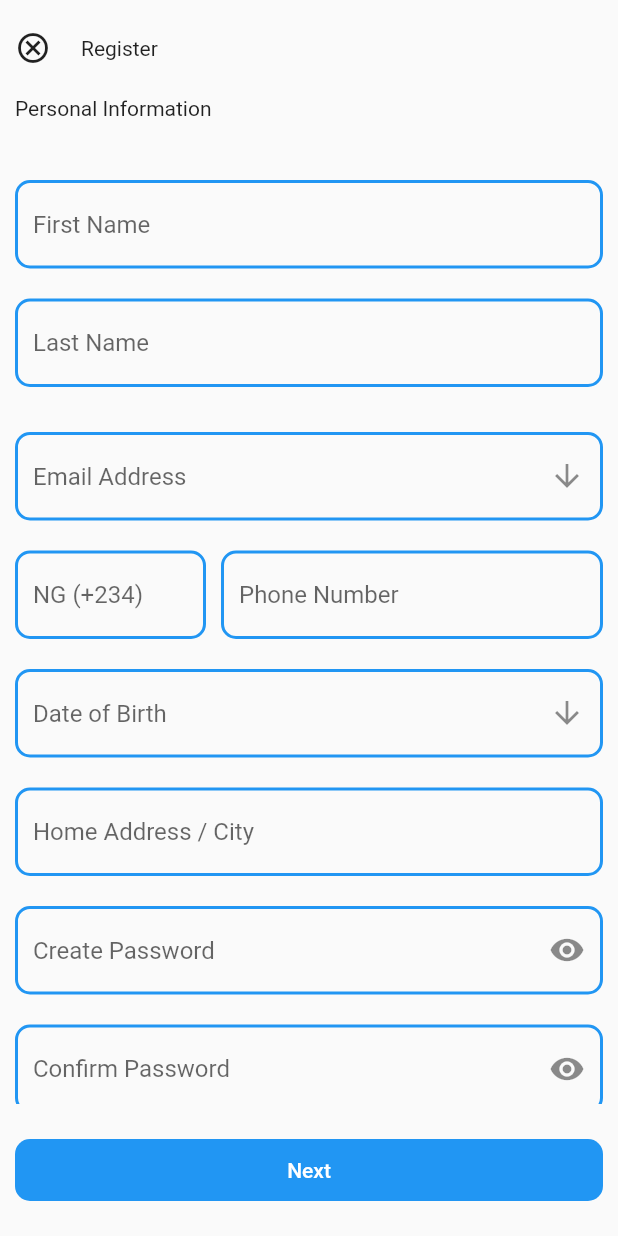
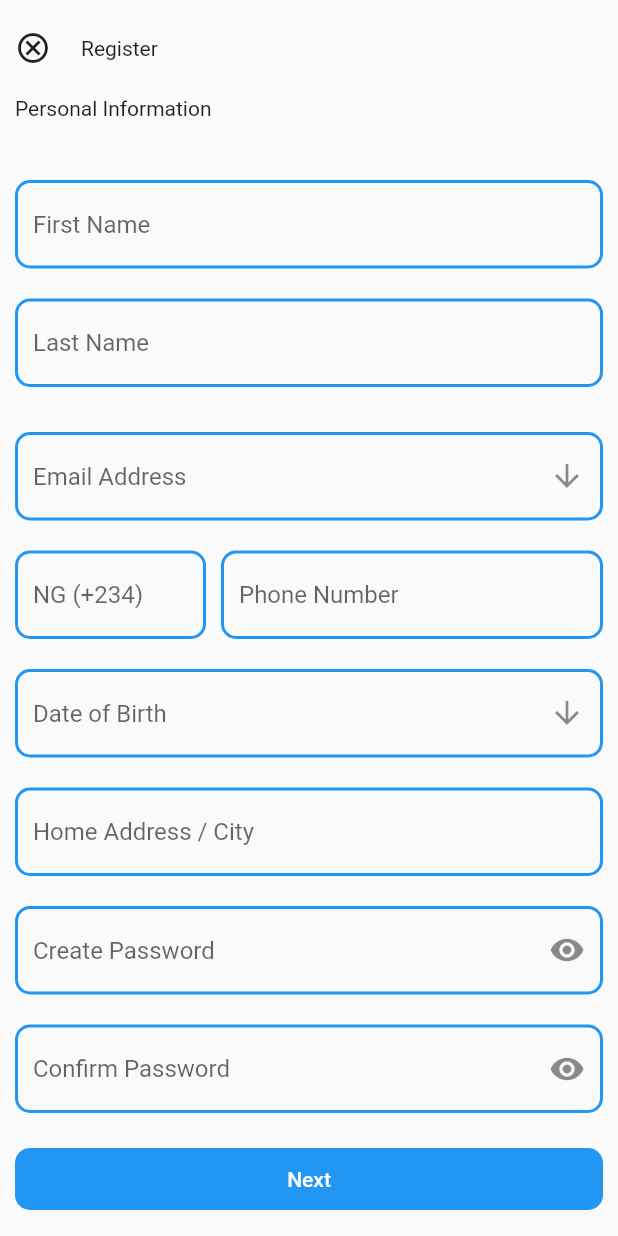
Before and after one commit to ernestkoko/rimotechtest, a Flutter app: the NewDriverModulePage screen opened by its route, on a phone screen of 412 x 824 dp. Run offline on Flutter 3.47's test engine with Material 2 defaults, Android fonts, the phone set to English and light mode, and no system bars; our stand-ins replace get, google_maps_flutter.

Commit message:
Did refactoring

```diff
--- a/lib/common/custom_widgets.dart
+++ b/lib/common/custom_widgets.dart
@@ -69,7 +69,8 @@ Widget customRow(ValueChanged<String>? onChange) {
 }
 
 Widget customCancelButton({GestureTapCallback? onTap, String? title}){
-  return  GestureDetector(
+  return  Expanded(
+    child: GestureDetector(
         onTap:onTap ?? () => Get.back(),
         child: Row(
           mainAxisAlignment: MainAxisAlignment.start,
@@ -80,5 +81,6 @@ Widget customCancelButton({GestureTapCallback? onTap, String? title}){
               child:  Text(title),
             )
           ],
-      ));
+        )),
+  );
 }
--- a/lib/modules/new_driver_module/new_driver_module_page.dart
+++ b/lib/modules/new_driver_module/new_driver_module_page.dart
@@ -5,8 +5,10 @@ import '../../common/custom_widgets.dart';
 import 'new_driver_controller.dart';
 
 class NewDriverModulePage extends GetView<NewDriverModuleController> {
-  final sizedBox = const SizedBox(height: 20);
-  final horizontalBox = const SizedBox(width: 10);
+ static const  sizedBox =  SizedBox(height: 20);
+  static const  horizontalBox = SizedBox(width: 10);
+
+
 
   @override
   Widget build(BuildContext context) {
@@ -15,12 +17,12 @@ class NewDriverModulePage extends GetView<NewDriverModuleController> {
         child: Container(
             margin: const EdgeInsets.only(left: 10, right: 10, top: 20),
             child: Obx(
-              () => Column(
-                crossAxisAlignment: CrossAxisAlignment.start,
+              () => ListView(
+
                 children: [
                   customCancelButton(
                     onTap:controller.onCancelClick,
-                    title: "Register"
+                    title: "Register",
                   ),
                   sizedBox,
                   Text(controller.formTitle.value),
@@ -175,7 +177,7 @@ class NewDriverModulePage extends GetView<NewDriverModuleController> {
       crossAxisAlignment: CrossAxisAlignment.start,
       children: [
         Text(title),
-        SizedBox(
+        const SizedBox(
           height: 4,
         ),
         GestureDetector(
```
Lines whose indentation alone changed are shown as unchanged.
